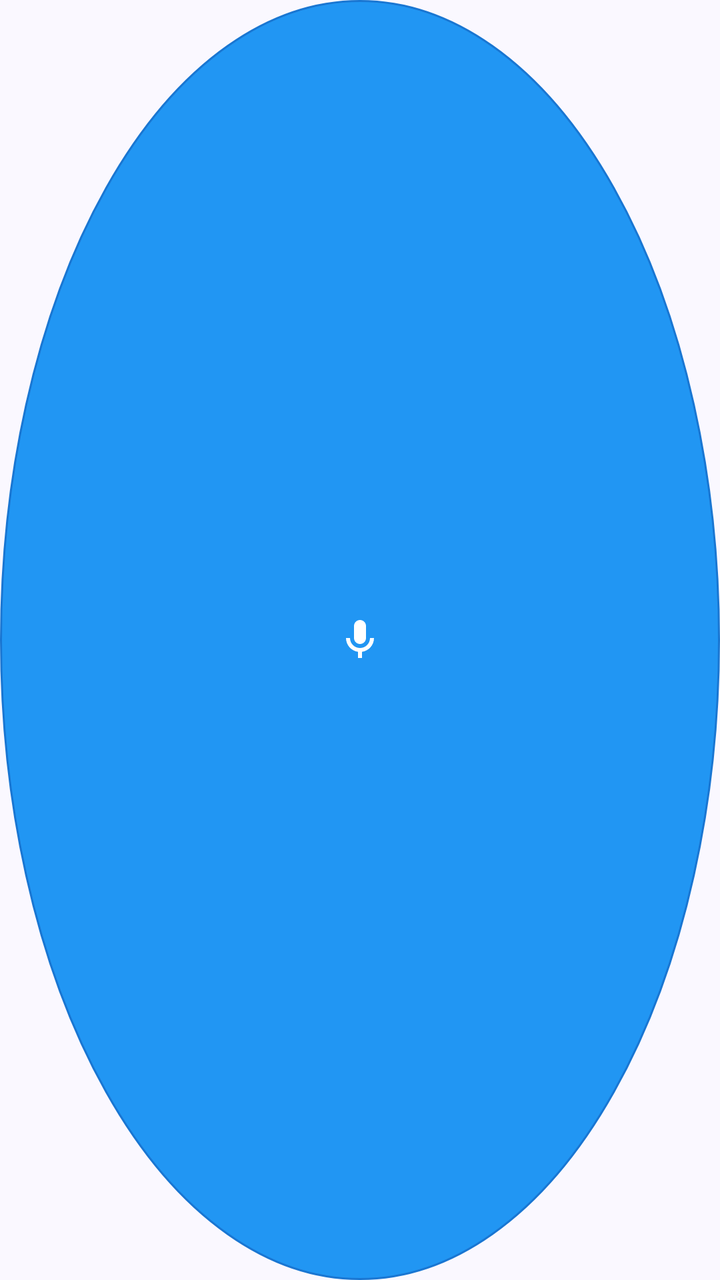
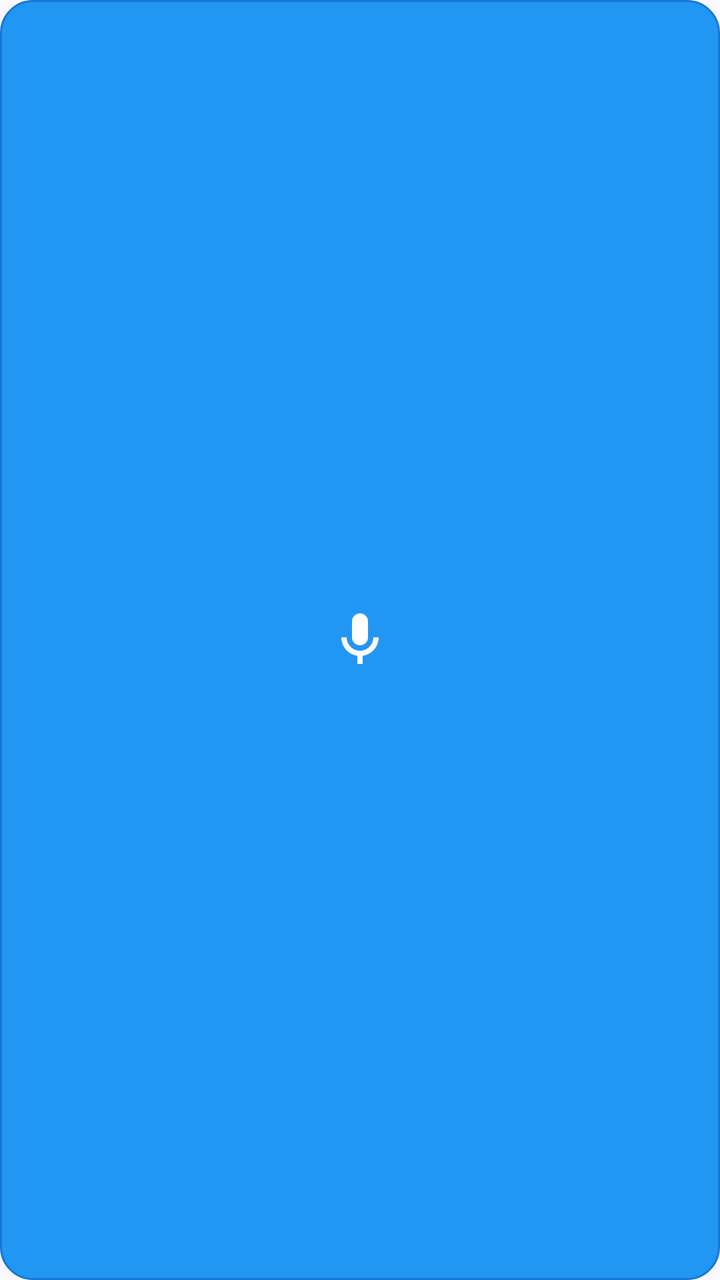

An Android layout rendered at two revisions. The XML below is the earlier revision; the diff shows what the commit changed to produce the second picture.
<!-- AndroidManifest.xml: application theme AppTheme -->
<!-- res/layout/widget_voice_note_simple.xml -->
<?xml version="1.0" encoding="utf-8"?>
<FrameLayout xmlns:android="http://schemas.android.com/apk/res/android"
    xmlns:app="http://schemas.android.com/apk/res-auto"
    android:layout_width="match_parent"
    android:layout_height="match_parent"
    android:background="@drawable/widget_background_simple"
    android:padding="8dp">

    
    <FrameLayout
        android:id="@+id/recordButton"
        android:layout_width="match_parent"
        android:layout_height="match_parent"
        android:background="?android:attr/selectableItemBackgroundBorderless"
        android:clickable="true"
        android:focusable="true">

        <ImageView
            android:id="@+id/micIcon"
            android:layout_width="24dp"
            android:layout_height="24dp"
            android:layout_gravity="center"
            android:src="@drawable/ic_mic"
            android:contentDescription="Voice Record" />

        
        <ImageView
            android:id="@+id/statusIndicator"
            android:layout_width="6dp"
            android:layout_height="6dp"
            android:layout_gravity="top|end"
            android:layout_margin="2dp"
            android:src="@drawable/status_indicator_idle"
            android:visibility="gone" />

    </FrameLayout>

</FrameLayout>
<!-- resources referenced by this layout -->
<resources>
  <!-- drawable widget_background_simple (drawable) -->
  <?xml version="1.0" encoding="utf-8"?>
  <shape xmlns:android="http://schemas.android.com/apk/res/android"
      android:shape="oval">
      <solid android:color="#2196F3" />
      <stroke
          android:width="1dp"
          android:color="#1976D2" />
  </shape>
  <style name="AppTheme" parent="Theme.Material3.Light.NoActionBar">
          <item name="colorPrimary">@color/md_theme_primary</item>
          <item name="colorOnPrimary">@color/md_theme_onPrimary</item>
          <item name="colorPrimaryContainer">@color/md_theme_primaryContainer</item>
          <item name="colorOnPrimaryContainer">@color/md_theme_onPrimaryContainer</item>
          <item name="colorSecondary">@color/md_theme_secondary</item>
          <item name="colorOnSecondary">@color/md_theme_onSecondary</item>
          <item name="colorSecondaryContainer">@color/md_theme_secondaryContainer</item>
          <item name="colorOnSecondaryContainer">@color/md_theme_onSecondaryContainer</item>
          <item name="colorTertiary">@color/md_theme_tertiary</item>
          <item name="colorOnTertiary">@color/md_theme_onTertiary</item>
          <item name="colorTertiaryContainer">@color/md_theme_tertiaryContainer</item>
          <item name="colorOnTertiaryContainer">@color/md_theme_onTertiaryContainer</item>
          <item name="colorError">@color/md_theme_error</item>
          <item name="colorOnError">@color/md_theme_onError</item>
          <item name="colorErrorContainer">@color/md_theme_errorContainer</item>
          <item name="colorOnErrorContainer">@color/md_theme_onErrorContainer</item>
          <item name="android:colorBackground">@color/md_theme_background</item>
          <item name="colorOnBackground">@color/md_theme_onBackground</item>
          <item name="colorSurface">@color/md_theme_surface</item>
          <item name="colorOnSurface">@color/md_theme_onSurface</item>
          <item name="colorSurfaceVariant">@color/md_theme_surfaceVariant</item>
          <item name="colorOnSurfaceVariant">@color/md_theme_onSurfaceVariant</item>
          <item name="colorOutline">@color/md_theme_outline</item>
          <item name="colorOutlineVariant">@color/md_theme_outlineVariant</item>
          <item name="colorSurfaceInverse">@color/md_theme_inverseSurface</item>
          <item name="colorOnSurfaceInverse">@color/md_theme_inverseOnSurface</item>
          <item name="colorPrimaryInverse">@color/md_theme_inversePrimary</item>
          <item name="colorPrimaryFixed">@color/md_theme_primaryFixed</item>
          <item name="colorOnPrimaryFixed">@color/md_theme_onPrimaryFixed</item>
          <item name="colorPrimaryFixedDim">@color/md_theme_primaryFixedDim</item>
          <item name="colorOnPrimaryFixedVariant">@color/md_theme_onPrimaryFixedVariant</item>
          <item name="colorSecondaryFixed">@color/md_theme_secondaryFixed</item>
          <item name="colorOnSecondaryFixed">@color/md_theme_onSecondaryFixed</item>
          <item name="colorSecondaryFixedDim">@color/md_theme_secondaryFixedDim</item>
          <item name="colorOnSecondaryFixedVariant">@color/md_theme_onSecondaryFixedVariant</item>
          <item name="colorTertiaryFixed">@color/md_theme_tertiaryFixed</item>
          <item name="colorOnTertiaryFixed">@color/md_theme_onTertiaryFixed</item>
          <item name="colorTertiaryFixedDim">@color/md_theme_tertiaryFixedDim</item>
          <item name="colorOnTertiaryFixedVariant">@color/md_theme_onTertiaryFixedVariant</item>
          <item name="colorSurfaceDim">@color/md_theme_surfaceDim</item>
          <item name="colorSurfaceBright">@color/md_theme_surfaceBright</item>
          <item name="colorSurfaceContainerLowest">@color/md_theme_surfaceContainerLowest</item>
          <item name="colorSurfaceContainerLow">@color/md_theme_surfaceContainerLow</item>
          <item name="colorSurfaceContainer">@color/md_theme_surfaceContainer</item>
          <item name="colorSurfaceContainerHigh">@color/md_theme_surfaceContainerHigh</item>
          <item name="colorSurfaceContainerHighest">@color/md_theme_surfaceContainerHighest</item>
  
          <item name="android:statusBarColor">?attr/colorSurface</item>
          <item name="android:navigationBarColor">?attr/colorSurface</item>
  
          <item name="navigationViewStyle">@style/NavigationView</item>
          <item name="bottomSheetDialogTheme">@style/ThemeOverlay.App.BottomSheetDialog</item>
  
          <item name="android:textColorLink">?attr/colorOnSurface</item>
          <item name="android:textColorHighlight">?attr/colorOnSurface</item>
          <item name="cursorColor">?attr/colorOnSurface</item>
  
          <item name="android:windowBackground">?attr/colorSurface</item>
      </style>
  <!-- unchanged entries left out for length: 51 -->
</resources>

<!-- the commit's change to res/layout/widget_voice_note_simple.xml (unified diff, before → after) -->
@@ -4,7 +4,7 @@
     android:layout_width="match_parent"
     android:layout_height="match_parent"
     android:background="@drawable/widget_background_simple"
-    android:padding="8dp">
+    android:padding="4dp">
 
     
     <FrameLayout
@@ -15,10 +15,21 @@
         android:clickable="true"
         android:focusable="true">
 
+        
+        <ImageView
+            android:id="@+id/stopIcon"
+            android:layout_width="32dp"
+            android:layout_height="32dp"
+            android:layout_gravity="center"
+            android:src="@drawable/ic_stop_square"
+            android:contentDescription="Stop Recording"
+            android:visibility="gone" />
+
+        
         <ImageView
             android:id="@+id/micIcon"
-            android:layout_width="24dp"
-            android:layout_height="24dp"
+            android:layout_width="32dp"
+            android:layout_height="32dp"
             android:layout_gravity="center"
             android:src="@drawable/ic_mic"
             android:contentDescription="Voice Record" />
<!-- resource entries referenced after the edit -->
@@ -1,10 +1,22 @@
 <!-- resources referenced by this layout -->
 <resources>
+  <!-- drawable ic_stop_square (drawable) -->
+  <vector xmlns:android="http://schemas.android.com/apk/res/android"
+      android:width="32dp"
+      android:height="32dp"
+      android:viewportWidth="32"
+      android:viewportHeight="32"
+      android:tint="@android:color/holo_red_dark">
+    <path
+        android:fillColor="@android:color/holo_red_dark"
+        android:pathData="M8,8 L24,8 L24,24 L8,24 Z"/>
+  </vector>
   <!-- drawable widget_background_simple (drawable) -->
   <?xml version="1.0" encoding="utf-8"?>
   <shape xmlns:android="http://schemas.android.com/apk/res/android"
-      android:shape="oval">
+      android:shape="rectangle">
       <solid android:color="#2196F3" />
+      <corners android:radius="16dp" />
       <stroke
           android:width="1dp"
           android:color="#1976D2" />
@@ -68,6 +80,11 @@
           <item name="cursorColor">?attr/colorOnSurface</item>
   
           <item name="android:windowBackground">?attr/colorSurface</item>
+  
+          <item name="selectableItemBackground">?android:attr/selectableItemBackground</item>
+          <item name="textAppearanceBodyLarge">@style/TextAppearance.Material3.BodyLarge</item>
+          <item name="textAppearanceBodyMedium">@style/TextAppearance.Material3.BodyMedium</item>
+          <item name="colorControlNormal">?attr/colorOnSurface</item>
       </style>
   <!-- unchanged entries left out for length: 51 -->
 </resources>
